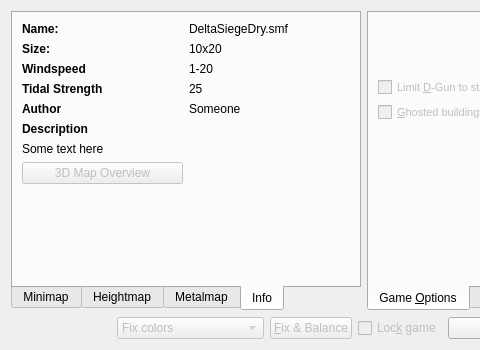
tizbac/qtlobby, file ui/battleWidget.ui: the form before one commit; both pictures show x 0 to 480 and y 0 to 350 of the 766 by 350 pixel window.
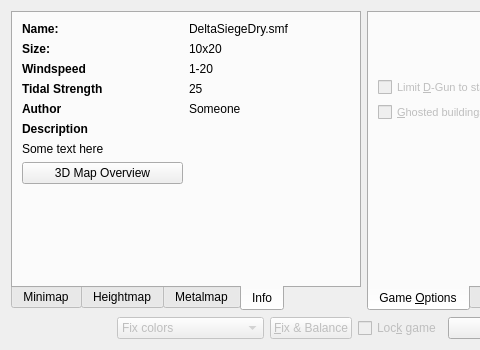
The form after the commit. The open tabs and pages were chosen to show the change. Icons and pictures are not drawn. Custom widgets are drawn as their Qt base class.

What changed in the file:
```diff
--- a/ui/battleWidget.ui
+++ b/ui/battleWidget.ui
@@ -191,7 +191,7 @@
          <item row="7" column="0">
           <widget class="QPushButton" name="overviePushButton">
            <property name="enabled">
-            <bool>false</bool>
+            <bool>true</bool>
            </property>
            <property name="text">
             <string>3D Map Overview</string>
```
Left out of the diff: 15 changed lines with no effect on the pictures.
